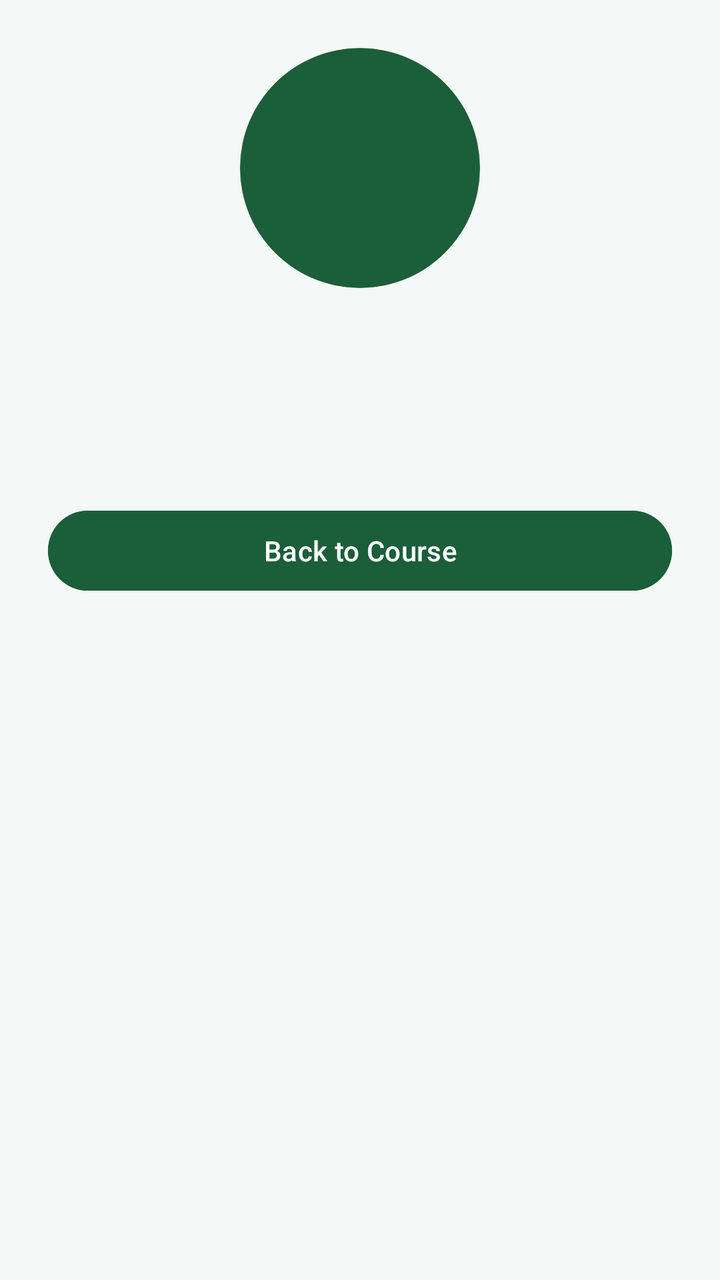
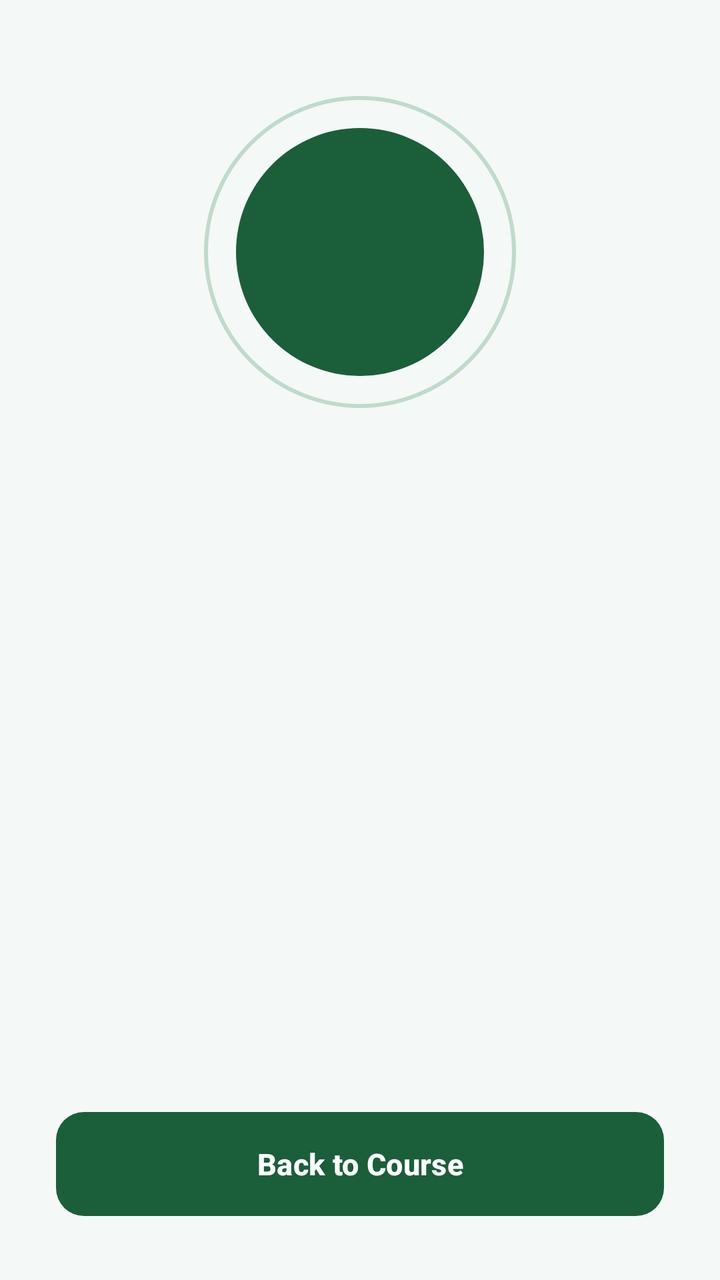

Screens rendered from an Android XML layout before and after an edit, with the pre-edit source and the edit as a unified diff.
<!-- AndroidManifest.xml: application theme Theme.EduLife -->
<!-- res/layout/fragment_exam_result.xml -->
<?xml version="1.0" encoding="utf-8"?>
<ScrollView xmlns:android="http://schemas.android.com/apk/res/android"
    android:layout_width="match_parent"
    android:layout_height="match_parent"
    android:background="@color/brand_background">

    <LinearLayout
        android:layout_width="match_parent"
        android:layout_height="wrap_content"
        android:orientation="vertical"
        android:padding="24dp"
        android:gravity="center_horizontal">

        
        <TextView
            android:id="@+id/examResultScoreCircle"
            android:layout_width="120dp"
            android:layout_height="120dp"
            android:gravity="center"
            android:textSize="36sp"
            android:textStyle="bold"
            android:textColor="@color/white"
            android:background="@drawable/bg_score_circle"
            android:layout_marginBottom="24dp" />

        
        <TextView
            android:id="@+id/examResultStatusLabel"
            android:layout_width="wrap_content"
            android:layout_height="wrap_content"
            android:textSize="24sp"
            android:textStyle="bold"
            android:layout_marginBottom="8dp" />

        <TextView
            android:id="@+id/examResultPassScoreLabel"
            android:layout_width="wrap_content"
            android:layout_height="wrap_content"
            android:textSize="14sp"
            android:textColor="@color/brand_text_secondary"
            android:layout_marginBottom="24dp" />

        
        <LinearLayout
            android:id="@+id/examResultCertCard"
            android:layout_width="match_parent"
            android:layout_height="wrap_content"
            android:orientation="vertical"
            android:background="@color/brand_surface"
            android:padding="20dp"
            android:layout_marginBottom="24dp"
            android:visibility="gone">

            <TextView
                android:layout_width="match_parent"
                android:layout_height="wrap_content"
                android:text="@string/exam_result_cert_label"
                android:textSize="16sp"
                android:textStyle="bold"
                android:textColor="@color/brand_primary"
                android:layout_marginBottom="8dp" />

            <TextView
                android:id="@+id/examResultCertNumber"
                android:layout_width="match_parent"
                android:layout_height="wrap_content"
                android:textSize="14sp"
                android:textColor="@color/brand_text_secondary" />

            <TextView
                android:layout_width="match_parent"
                android:layout_height="wrap_content"
                android:text="@string/exam_result_cert_hint"
                android:textSize="13sp"
                android:textColor="@color/brand_text_secondary"
                android:layout_marginTop="8dp" />
        </LinearLayout>

        
        <TextView
            android:id="@+id/examResultRetryMessage"
            android:layout_width="match_parent"
            android:layout_height="wrap_content"
            android:textSize="14sp"
            android:textColor="@color/brand_text_secondary"
            android:gravity="center"
            android:layout_marginBottom="24dp"
            android:visibility="gone" />

        
        <Button
            android:id="@+id/examResultDoneButton"
            android:layout_width="match_parent"
            android:layout_height="48dp"
            android:text="@string/exam_result_done"
            android:textColor="@color/white"
            android:backgroundTint="@color/brand_primary" />
    </LinearLayout>
</ScrollView>
<!-- resources referenced by this layout -->
<resources>
  <color name="brand_background">#F4F8F6</color>
  <color name="brand_primary">#1B5E3A</color>
  <color name="brand_surface">#FFFFFF</color>
  <color name="brand_text_secondary">#6A7A72</color>
  <color name="white">#FFFFFFFF</color>
  <string name="exam_result_done">Back to Course</string>
  <color name="brand_primary_dark">#134328</color>
  <color name="brand_primary_surface">#E8F2EC</color>
  <!-- unchanged entries left out for length: 5 -->
</resources>

<!-- the commit's change to res/layout/fragment_exam_result.xml (unified diff, before → after) -->
@@ -1,79 +1,118 @@
 <?xml version="1.0" encoding="utf-8"?>
 <ScrollView xmlns:android="http://schemas.android.com/apk/res/android"
+    xmlns:app="http://schemas.android.com/apk/res-auto"
     android:layout_width="match_parent"
     android:layout_height="match_parent"
-    android:background="@color/brand_background">
+    android:background="@color/brand_background"
+    android:fillViewport="true">
 
     <LinearLayout
         android:layout_width="match_parent"
         android:layout_height="wrap_content"
         android:orientation="vertical"
-        android:padding="24dp"
+        android:paddingStart="28dp"
+        android:paddingTop="48dp"
+        android:paddingEnd="28dp"
+        android:paddingBottom="32dp"
         android:gravity="center_horizontal">
 
         
-        <TextView
-            android:id="@+id/examResultScoreCircle"
-            android:layout_width="120dp"
-            android:layout_height="120dp"
-            android:gravity="center"
-            android:textSize="36sp"
-            android:textStyle="bold"
-            android:textColor="@color/white"
-            android:background="@drawable/bg_score_circle"
-            android:layout_marginBottom="24dp" />
+        <FrameLayout
+            android:layout_width="156dp"
+            android:layout_height="156dp">
+
+            <View
+                android:layout_width="156dp"
+                android:layout_height="156dp"
+                android:background="@drawable/bg_score_ring" />
+
+            <TextView
+                android:id="@+id/examResultScoreCircle"
+                android:layout_width="124dp"
+                android:layout_height="124dp"
+                android:layout_gravity="center"
+                android:gravity="center"
+                android:textSize="34sp"
+                android:textStyle="bold"
+                android:textColor="@color/white"
+                android:background="@drawable/bg_score_circle" />
+        </FrameLayout>
 
         
         <TextView
             android:id="@+id/examResultStatusLabel"
             android:layout_width="wrap_content"
             android:layout_height="wrap_content"
-            android:textSize="24sp"
-            android:textStyle="bold"
-            android:layout_marginBottom="8dp" />
+            android:layout_marginTop="26dp"
+            android:textSize="26sp"
+            android:textStyle="bold" />
 
         <TextView
             android:id="@+id/examResultPassScoreLabel"
             android:layout_width="wrap_content"
             android:layout_height="wrap_content"
+            android:layout_marginTop="8dp"
             android:textSize="14sp"
-            android:textColor="@color/brand_text_secondary"
-            android:layout_marginBottom="24dp" />
+            android:textColor="@color/brand_text_secondary" />
 
         
         <LinearLayout
             android:id="@+id/examResultCertCard"
             android:layout_width="match_parent"
             android:layout_height="wrap_content"
+            android:layout_marginTop="32dp"
             android:orientation="vertical"
-            android:background="@color/brand_surface"
-            android:padding="20dp"
-            android:layout_marginBottom="24dp"
+            android:gravity="center_horizontal"
+            android:background="@drawable/bg_exam_cert_card"
+            android:padding="26dp"
             android:visibility="gone">
+
+            <FrameLayout
+                android:layout_width="56dp"
+                android:layout_height="56dp"
+                android:background="@drawable/bg_exam_gold_icon">
+
+                <ImageView
+                    android:layout_width="28dp"
+                    android:layout_height="28dp"
+                    android:layout_gravity="center"
+                    android:importantForAccessibility="no"
+                    android:src="@drawable/ic_workspace_premium"
+                    app:tint="@color/cert_gold" />
+            </FrameLayout>
+
+            <TextView
+                android:layout_width="wrap_content"
+                android:layout_height="wrap_content"
+                android:layout_marginTop="14dp"
+                android:text="@string/exam_result_cert_label"
+                android:textSize="17sp"
+                android:textStyle="bold"
+                android:textColor="@color/cert_ink" />
+
+            <TextView
+                android:id="@+id/examResultCertNumber"
+                android:layout_width="wrap_content"
+                android:layout_height="wrap_content"
+                android:layout_marginTop="12dp"
+                android:background="@drawable/bg_cert_number_pill"
+                android:paddingStart="14dp"
+                android:paddingTop="7dp"
+                android:paddingEnd="14dp"
+                android:paddingBottom="7dp"
+                android:textSize="13sp"
+                android:textStyle="bold"
+                android:textColor="@color/cert_ink" />
 
             <TextView
                 android:layout_width="match_parent"
                 android:layout_height="wrap_content"
-                android:text="@string/exam_result_cert_label"
-                android:textSize="16sp"
-                android:textStyle="bold"
-                android:textColor="@color/brand_primary"
-                android:layout_marginBottom="8dp" />
-
-            <TextView
-                android:id="@+id/examResultCertNumber"
-                android:layout_width="match_parent"
-                android:layout_height="wrap_content"
-                android:textSize="14sp"
-                android:textColor="@color/brand_text_secondary" />
-
-            <TextView
-                android:layout_width="match_parent"
-                android:layout_height="wrap_content"
+                android:layout_marginTop="12dp"
+                android:gravity="center"
+                android:lineSpacingExtra="2dp"
                 android:text="@string/exam_result_cert_hint"
                 android:textSize="13sp"
-                android:textColor="@color/brand_text_secondary"
-                android:layout_marginTop="8dp" />
+                android:textColor="@color/cert_ink_muted" />
         </LinearLayout>
 
         
@@ -81,19 +120,31 @@
             android:id="@+id/examResultRetryMessage"
             android:layout_width="match_parent"
             android:layout_height="wrap_content"
+            android:layout_marginTop="32dp"
+            android:background="@drawable/bg_login_error_card"
+            android:padding="18dp"
             android:textSize="14sp"
-            android:textColor="@color/brand_text_secondary"
+            android:lineSpacingExtra="3dp"
+            android:textColor="@color/brand_text_body"
             android:gravity="center"
-            android:layout_marginBottom="24dp"
             android:visibility="gone" />
+
+        <Space
+            android:layout_width="match_parent"
+            android:layout_height="0dp"
+            android:layout_weight="1"
+            android:minHeight="32dp" />
 
         
         <Button
             android:id="@+id/examResultDoneButton"
             android:layout_width="match_parent"
-            android:layout_height="48dp"
+            android:layout_height="52dp"
             android:text="@string/exam_result_done"
+            android:textAllCaps="false"
+            android:textSize="15sp"
+            android:textStyle="bold"
             android:textColor="@color/white"
-            android:backgroundTint="@color/brand_primary" />
+            android:background="@drawable/bg_enroll_cta_button" />
     </LinearLayout>
 </ScrollView>
<!-- resource entries referenced after the edit -->
@@ -1,11 +1,95 @@
 <!-- resources referenced by this layout -->
 <resources>
   <color name="brand_background">#F4F8F6</color>
+  <color name="brand_text_body">#3C4D43</color>
   <color name="brand_primary">#1B5E3A</color>
-  <color name="brand_surface">#FFFFFF</color>
+  <color name="brand_primary_border">#BFDBCB</color>
   <color name="brand_text_secondary">#6A7A72</color>
+  <color name="cert_gold">#B8893A</color>
+  <color name="cert_ink">#1A2018</color>
+  <color name="cert_ink_muted">#5A5446</color>
   <color name="white">#FFFFFFFF</color>
+  <!-- drawable bg_cert_number_pill (drawable) -->
+  <?xml version="1.0" encoding="utf-8"?>
+  <shape xmlns:android="http://schemas.android.com/apk/res/android"
+      android:shape="rectangle">
+      <solid android:color="@color/cert_gold_pale" />
+      <corners android:radius="999dp" />
+      <stroke
+          android:width="1dp"
+          android:color="@color/cert_gold_soft" />
+  </shape>
+  <!-- drawable bg_enroll_cta_button (drawable) -->
+  <?xml version="1.0" encoding="utf-8"?>
+  <selector xmlns:android="http://schemas.android.com/apk/res/android">
+      <item android:state_pressed="true">
+          <shape android:shape="rectangle">
+              <solid android:color="@color/catalog_primary_dark" />
+              <corners android:radius="14dp" />
+          </shape>
+      </item>
+      <item>
+          <shape android:shape="rectangle">
+              <solid android:color="@color/catalog_primary" />
+              <corners android:radius="14dp" />
+          </shape>
+      </item>
+  </selector>
+  <!-- drawable bg_exam_cert_card (drawable) -->
+  <?xml version="1.0" encoding="utf-8"?>
+  <shape xmlns:android="http://schemas.android.com/apk/res/android"
+      android:shape="rectangle">
+      <solid android:color="@color/cert_paper" />
+      <corners android:radius="20dp" />
+      <stroke
+          android:width="1.5dp"
+          android:color="@color/cert_gold_soft" />
+  </shape>
+  <!-- drawable bg_exam_gold_icon (drawable) -->
+  <?xml version="1.0" encoding="utf-8"?>
+  <shape xmlns:android="http://schemas.android.com/apk/res/android"
+      android:shape="oval">
+      <solid android:color="@color/cert_gold_pale" />
+      <stroke
+          android:width="1dp"
+          android:color="@color/cert_gold_soft" />
+  </shape>
+  <!-- drawable bg_login_error_card (drawable) -->
+  <?xml version="1.0" encoding="utf-8"?>
+  <shape xmlns:android="http://schemas.android.com/apk/res/android"
+      android:shape="rectangle">
+      <solid android:color="@color/brand_error_surface" />
+      <stroke android:width="1dp" android:color="@color/brand_error_border" />
+      <corners android:radius="12dp" />
+  </shape>
+  <!-- drawable bg_score_ring (drawable) -->
+  <?xml version="1.0" encoding="utf-8"?>
+  <shape xmlns:android="http://schemas.android.com/apk/res/android"
+      android:shape="oval">
+      <solid android:color="@android:color/transparent" />
+      <stroke
+          android:width="2dp"
+          android:color="@color/brand_primary_border" />
+  </shape>
+  <!-- drawable ic_workspace_premium (drawable) -->
+  <?xml version="1.0" encoding="utf-8"?>
+  <vector xmlns:android="http://schemas.android.com/apk/res/android"
+      android:width="24dp"
+      android:height="24dp"
+      android:viewportWidth="24"
+      android:viewportHeight="24">
+      <path
+          android:fillColor="#000000"
+          android:pathData="M19,5h-2V3H7v2H5C3.9,5 3,5.9 3,7v1c0,2.55 1.92,4.63 4.39,4.94 0.63,1.5 1.98,2.63 3.61,2.96V17H7v2h10v-2h-4v-2.1c1.63,-0.33 2.98,-1.46 3.61,-2.96C19.08,12.63 21,10.55 21,8V7C21,5.9 20.1,5 19,5zM7,10.82C5.84,10.4 5,9.3 5,8V7h2v3.82zM19,8c0,1.3 -0.84,2.4 -2,2.82V7h2v1z" />
+  </vector>
   <string name="exam_result_done">Back to Course</string>
+  <color name="cert_gold_pale">#F2E3C0</color>
+  <color name="cert_gold_soft">#D9B873</color>
+  <color name="catalog_primary_dark">@color/brand_primary_dark</color>
+  <color name="catalog_primary">@color/brand_primary</color>
+  <color name="cert_paper">#FBF7EE</color>
+  <color name="brand_error_surface">#FFF0F0</color>
+  <color name="brand_error_border">#F0CCCC</color>
   <color name="brand_primary_dark">#134328</color>
   <color name="brand_primary_surface">#E8F2EC</color>
   <!-- unchanged entries left out for length: 5 -->
